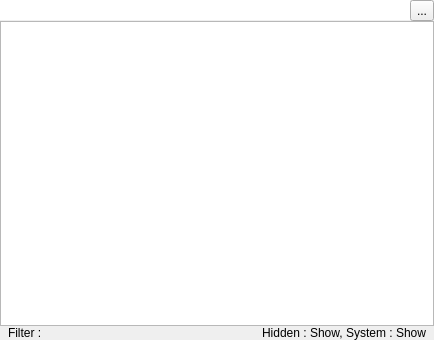
This is folderform.ui in haraki/farman as Qt 5 draws it before an edit. The edited form follows.
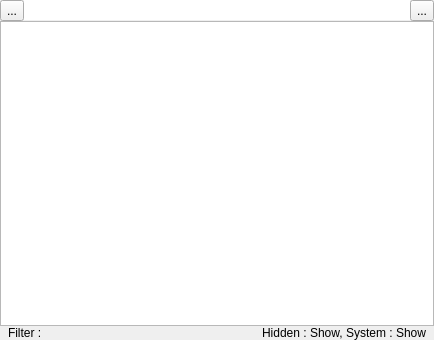
This is the edited form. Icons and pictures are not drawn. Custom widgets are drawn as their Qt base class.

Commit message: implemented add/remove favorite path on FolderForm.(refs #78)

Diff of the .ui file:
```diff
--- a/folderform.ui
+++ b/folderform.ui
@@ -34,6 +34,21 @@
      <property name="spacing">
       <number>0</number>
      </property>
+     <item>
+      <widget class="QToolButton" name="favoriteToolButton">
+       <property name="text">
+        <string>...</string>
+       </property>
+       <property name="icon">
+        <iconset resource="resources.qrc">
+         <normaloff>:/images/favorite_off.svg</normaloff>
+         <normalon>:/images/favorite_on.svg</normalon>:/images/favorite_off.svg</iconset>
+       </property>
+       <property name="checkable">
+        <bool>true</bool>
+       </property>
+      </widget>
+     </item>
      <item>
       <widget class="QLineEdit" name="folderPathEdit">
        <property name="focusPolicy">
```
Left out of the diff: 4 changed lines with no effect on the pictures. The commit also changes 2 other files.
